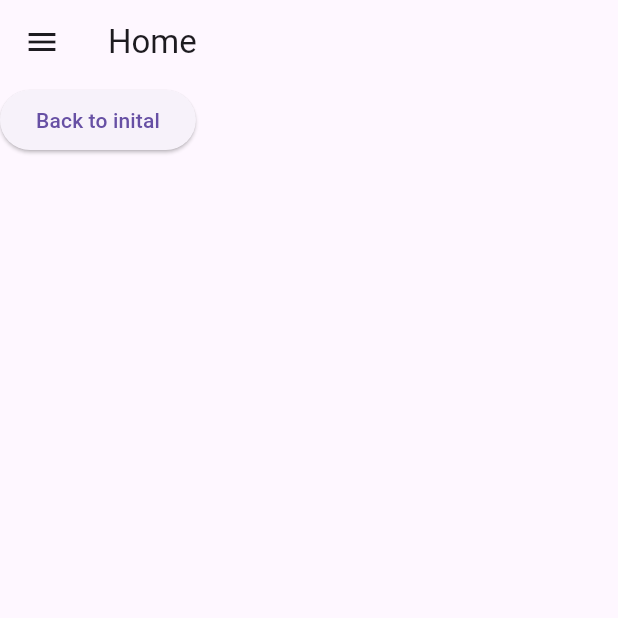
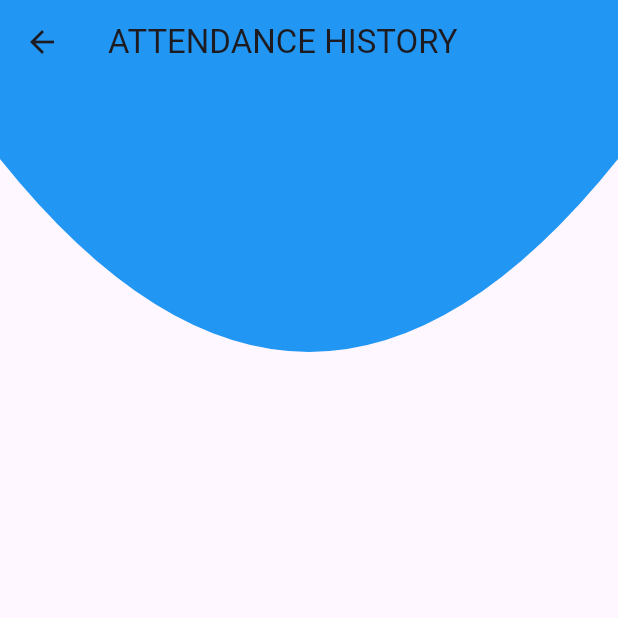
Before and after one commit to pclubiitk/attendance-app, a Flutter app: the HomePage screen opened directly, on a phone screen of 412 x 824 dp, the top half of it. Run offline on Flutter 3.47's test engine with Material 3 defaults, Android fonts, the light colour scheme and no system bars; our stand-ins replace camera, get, line_awesome_flutter.

Commit message:
made changes to show history from drawer

```diff
--- a/lib/main.dart
+++ b/lib/main.dart
@@ -1,14 +1,13 @@
 import 'package:attendance_app/screens/dashboard.dart';
 import 'package:attendance_app/screens/capturepic.dart';
 import 'package:attendance_app/screens/login_page.dart';
-// import 'package:attendance_app/screens/home_page.dart';
+import 'package:attendance_app/screens/home_page.dart';
 import 'package:attendance_app/screens/registration.dart';
-import 'package:camera/camera.dart';
+
 import 'package:flutter/material.dart';
 import 'dart:async';
 
 import 'package:get/get.dart';
-import 'dart:io';
 
 Future<void> main() async {
   // i have made profilepage and the registrtain page
@@ -34,7 +33,7 @@
       initialRoute: initialRoute,
       routes: {
         '/login': (context) => const LoginPage(),
-        // '/home': (context) => const HomePage(),
+        '/history': (context) => const HomePage(),
         '/home': (context) => const Dashboard(),
         '/register': (context) => const RegistrationPage(),
         '/picture': (context) => const CapturePicPage(),
--- a/lib/screens/drawer.dart
+++ b/lib/screens/drawer.dart
@@ -62,7 +62,9 @@ class DrawerItems extends StatelessWidget {
             NavbarItem(
               icon: LineAwesomeIcons.history_solid,
               text: 'Attendance History',
-              onTap: () {},
+              onTap: () {
+                Navigator.pushNamed(context, '/history');
+              },
               textStyle: theme.textTheme.bodyLarge
                   ?.copyWith(color: theme.colorScheme.onSurface),
               iconColor: theme.iconTheme.color,
--- a/lib/screens/home_page.dart
+++ b/lib/screens/home_page.dart
@@ -1,27 +1,30 @@
-import 'package:attendance_app/screens/drawer.dart';
 import 'package:flutter/material.dart';
+import 'package:attendance_app/components/background_painter.dart';
 
-class HomePage extends StatelessWidget{
+class HomePage extends StatelessWidget {
   const HomePage({super.key});
   @override
-  Widget build(BuildContext context){
+  Widget build(BuildContext context) {
     return Scaffold(
       appBar: AppBar(
-        title:const Text("Home"),
+        backgroundColor: Colors.blue,
+        title: const Text("ATTENDANCE HISTORY"),
       ),
-      drawer: const Drawer(child: DrawerItems()),
       body: Scaffold(
-        // appBar: ,
-        body: Column(
-          children: [
-            ElevatedButton(
-              onPressed: (){
-                Navigator.pushNamed(context, '/register');
-              },
-              child: Text("Back to inital"))
-          ],
-        ),
-        ),
+          // appBar: ,
+          body: Stack(
+        children: [
+          CustomPaint(
+            size: const Size(double.infinity, double.infinity),
+            painter: BackgroundPainter(),
+          ),
+          Column(
+            children: [
+              // calendar code here.
+            ],
+          ),
+        ],
+      )),
     );
   }
 }
```
Also changed, not shown: lib/components/background_painter.dart (added, +24 -0 lines), lib/screens/dashboard.dart (+1 -23 lines).
